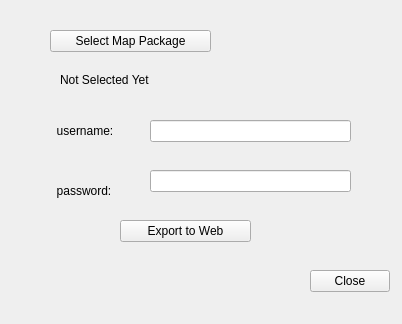
The window that MapEditor/exporttoweb.ui (projectdelphai/ECS160_MapEditor) describes before a commit, drawn with Qt 5.
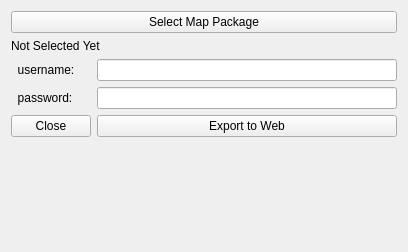
The same window after the commit.

Commit message: Update UI to make it look nicer :P

The edit to the form file:
```diff
--- a/MapEditor/exporttoweb.ui
+++ b/MapEditor/exporttoweb.ui
@@ -6,124 +6,94 @@
    <rect>
     <x>0</x>
     <y>0</y>
-    <width>402</width>
-    <height>324</height>
+    <width>408</width>
+    <height>252</height>
    </rect>
   </property>
   <property name="windowTitle">
    <string>Form</string>
   </property>
-  <widget class="QLineEdit" name="etwUsername">
-   <property name="geometry">
-    <rect>
-     <x>150</x>
-     <y>120</y>
-     <width>201</width>
-     <height>22</height>
-    </rect>
-   </property>
-  </widget>
-  <widget class="QLineEdit" name="etwPassword">
-   <property name="geometry">
-    <rect>
-     <x>150</x>
-     <y>170</y>
-     <width>201</width>
-     <height>22</height>
-    </rect>
-   </property>
-  </widget>
-  <widget class="QPushButton" name="etwButton">
-   <property name="geometry">
-    <rect>
-     <x>120</x>
-     <y>220</y>
-     <width>131</width>
-     <height>22</height>
-    </rect>
-   </property>
-   <property name="text">
-    <string>Export to Web</string>
-   </property>
-  </widget>
-  <widget class="QLabel" name="label">
-   <property name="geometry">
-    <rect>
-     <x>50</x>
-     <y>120</y>
-     <width>81</width>
-     <height>21</height>
-    </rect>
-   </property>
-   <property name="text">
-    <string>  username:</string>
-   </property>
-  </widget>
-  <widget class="QLabel" name="label_2">
-   <property name="geometry">
-    <rect>
-     <x>50</x>
-     <y>180</y>
-     <width>91</width>
-     <height>21</height>
-    </rect>
-   </property>
-   <property name="text">
-    <string>  password: </string>
-   </property>
-  </widget>
-  <widget class="QPushButton" name="selectFIle">
-   <property name="geometry">
-    <rect>
-     <x>50</x>
-     <y>30</y>
-     <width>161</width>
-     <height>22</height>
-    </rect>
-   </property>
-   <property name="text">
-    <string>Select Map Package</string>
-   </property>
-  </widget>
-  <widget class="QLabel" name="selectedMap">
-   <property name="geometry">
-    <rect>
-     <x>60</x>
-     <y>70</y>
-     <width>301</width>
-     <height>20</height>
-    </rect>
-   </property>
-   <property name="text">
-    <string>Not Selected Yet</string>
-   </property>
-  </widget>
-  <widget class="QLabel" name="response">
-   <property name="geometry">
-    <rect>
-     <x>30</x>
-     <y>260</y>
-     <width>231</width>
-     <height>31</height>
-    </rect>
-   </property>
-   <property name="text">
-    <string/>
-   </property>
-  </widget>
-  <widget class="QPushButton" name="Close">
-   <property name="geometry">
-    <rect>
-     <x>310</x>
-     <y>270</y>
-     <width>80</width>
-     <height>22</height>
-    </rect>
-   </property>
-   <property name="text">
-    <string>Close</string>
-   </property>
-  </widget>
+  <layout class="QVBoxLayout" name="verticalLayout">
+   <item>
+    <widget class="QPushButton" name="selectFIle">
+     <property name="text">
+      <string>Select Map Package</string>
+     </property>
+    </widget>
+   </item>
+   <item>
+    <widget class="QLabel" name="selectedMap">
+     <property name="text">
+      <string>Not Selected Yet</string>
+     </property>
+    </widget>
+   </item>
+   <item>
+    <layout class="QFormLayout" name="formLayout">
+     <item row="0" column="0">
+      <widget class="QLabel" name="label">
+       <property name="text">
+        <string>  username:</string>
+       </property>
+      </widget>
+     </item>
+     <item row="0" column="1">
+      <widget class="QLineEdit" name="etwUsername"/>
+     </item>
+     <item row="1" column="1">
+      <widget class="QLineEdit" name="etwPassword">
+       <property name="echoMode">
+        <enum>QLineEdit::Password</enum>
+       </property>
+      </widget>
+     </item>
+     <item row="1" column="0">
+      <widget class="QLabel" name="label_2">
+       <property name="text">
+        <string>  password: </string>
+       </property>
+      </widget>
+     </item>
+     <item row="2" column="0">
+      <widget class="QPushButton" name="Close">
+       <property name="text">
+        <string>Close</string>
+       </property>
+      </widget>
+     </item>
+     <item row="2" column="1">
+      <widget class="QPushButton" name="etwButton">
+       <property name="text">
+        <string>Export to Web</string>
+       </property>
+      </widget>
+     </item>
+    </layout>
+   </item>
+   <item>
+    <widget class="QLabel" name="response">
+     <property name="text">
+      <string/>
+     </property>
+     <property name="wordWrap">
+      <bool>true</bool>
+     </property>
+    </widget>
+   </item>
+   <item>
+    <spacer name="verticalSpacer">
+     <property name="orientation">
+      <enum>Qt::Vertical</enum>
+     </property>
+     <property name="sizeHint" stdset="0">
+      <size>
+       <width>20</width>
+       <height>5</height>
+      </size>
+     </property>
+    </spacer>
+   </item>
+  </layout>
  </widget>
  <resources/>
  <connections>
```
Left out of the diff: 7 changed lines with no effect on the pictures.
